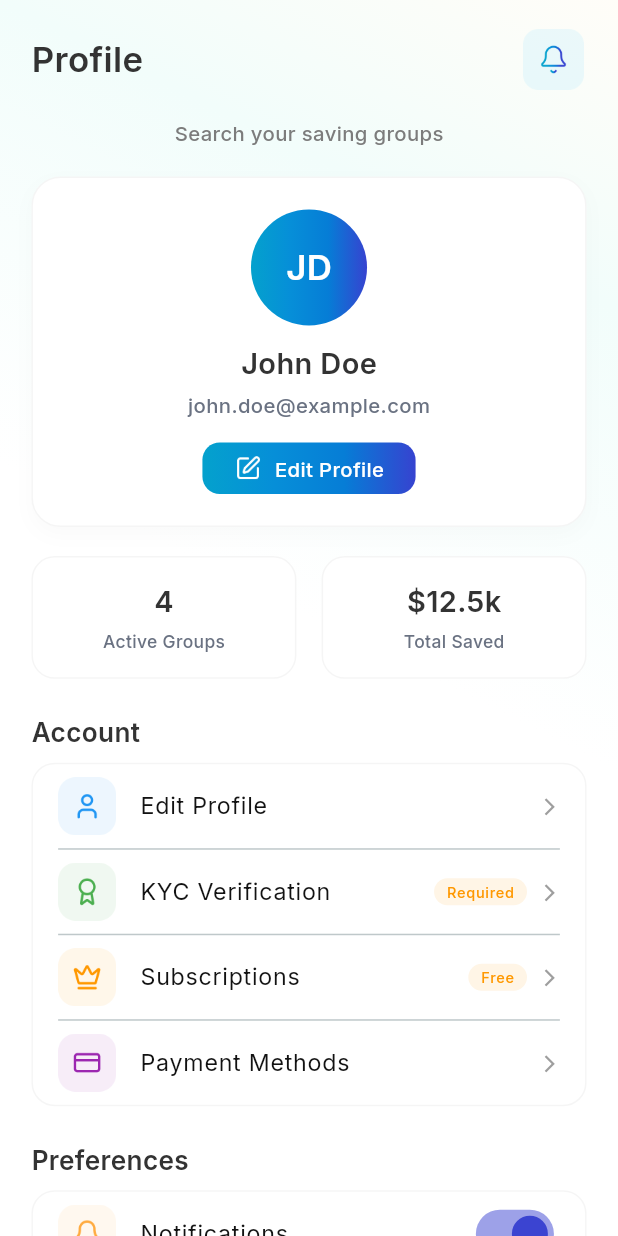
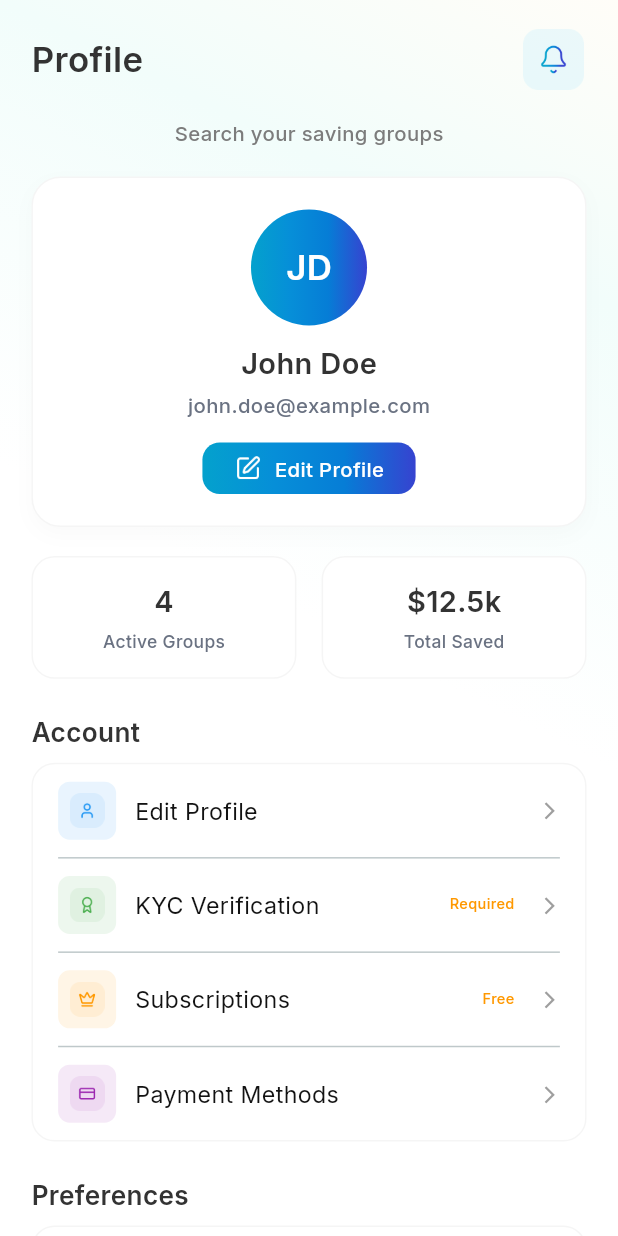
Before and after one commit to mdarif3499/sudo, a Flutter app: the ProfileScreen screen opened directly, on a phone screen of 412 x 824 dp. Run offline on Flutter 3.47's test engine with Material 3 defaults, Android fonts, the phone set to English and light mode, and no system bars; our stand-ins replace cached_network_image, cookie_jar, dio, dio_cookie_manager, flutter_screenutil, flutter_svg and 9 more; accounts and stored records are empty; project files that could hold a hidden picture were left out.

Commit message:
Refactor ProfileMenuItem to use a Column layout and add optional divider

```diff
--- a/lib/profile/widget/profile_menu_item.dart
+++ b/lib/profile/widget/profile_menu_item.dart
@@ -6,6 +6,7 @@ import '../../component/text/common_text.dart';
 class ProfileMenuItem extends StatelessWidget {
   final String iconPath;
   final String title;
+  final bool dived;
   final String? trailingText;
   final Color? trailingTextColor;
   final Widget? trailing;
@@ -23,26 +24,47 @@ class ProfileMenuItem extends StatelessWidget {
     required this.onTap,
     required this.iconColor,
     required this.iconBgColor,
+    this.dived = false,
   });
 
   @override
   Widget build(BuildContext context) {
-    return ListTile(
+    return Column(
+      children: [
+        InkWell(
           onTap: onTap,
-      contentPadding: EdgeInsets.zero,
-      leading: Image.asset(
+          child: Padding(
+            padding: EdgeInsets.symmetric(vertical: 12.h),
+            child: Row(
+              children: [
+                // Icon Container
+                Container(
+                  padding: EdgeInsets.all(8.r),
+                  decoration: BoxDecoration(
+                    color: iconBgColor,
+                    borderRadius: BorderRadius.circular(8.r),
+                  ),
+                  child: Image.asset(
                     iconPath,
                     color: iconColor,
-        height: 40.sp,
-        width: 40.sp,
+                    height: 24.sp,
+                    width: 24.sp,
                   ),
-      title: CommonText(
+                ),
+                SizedBox(width: 12.w),
+
+                // Title
+                Expanded(
+                  child: CommonText(
                     text: title,
                     fontSize: 16,
                     fontWeight: FontWeight.w400,
                     color: AppColors.textPrimaryColor,
                   ),
-      trailing: Row(
+                ),
+
+                // Trailing Section
+                Row(
                   mainAxisSize: MainAxisSize.min,
                   children: [
                     if (trailingText != null)
@@ -50,9 +72,6 @@ class ProfileMenuItem extends StatelessWidget {
                         padding: EdgeInsets.symmetric(horizontal: 8.w, vertical: 2.h),
                         margin: EdgeInsets.only(right: 8.w),
                         decoration: BoxDecoration(
-                color:
-                    trailingTextColor?.withValues(alpha: 0.1) ??
-                    Colors.grey.withValues(alpha: 0.1),
                           borderRadius: BorderRadius.circular(10.r),
                         ),
                         child: CommonText(
@@ -61,10 +80,15 @@ class ProfileMenuItem extends StatelessWidget {
                           color: trailingTextColor ?? AppColors.textSecondaryColor,
                         ),
                       ),
-          trailing ??
-              Icon(Icons.arrow_forward_ios, size: 14.sp, color: Colors.grey),
+                    trailing ?? Icon(Icons.arrow_forward_ios, size: 14.sp, color: Colors.grey),
                   ],
                 ),
+              ],
+            ),
+          ),
+        ),
+        if (dived) Divider(height: 1, thickness: 0.5),
+      ],
     );
   }
 }
```
Lines whose indentation alone changed are shown as unchanged.
